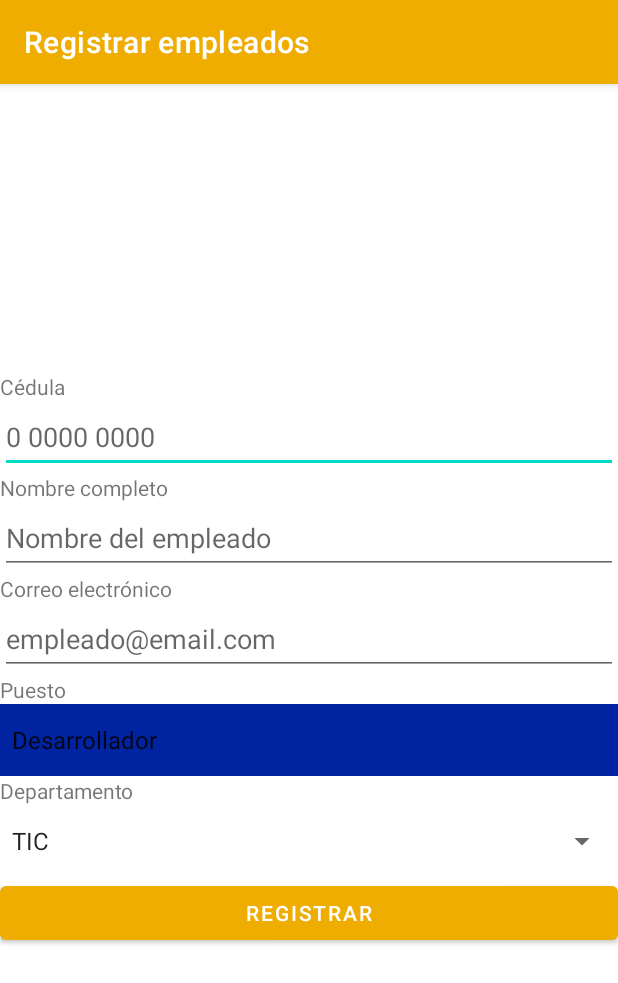
After one commit to FourTech2/go-office, an Android app: the EmployeeActivity screen opened directly, with no data from a screen before it, on a phone screen of 412 x 824 dp. The commit adds this screen. Shown: the top 983 px of the screen. Run offline under Robolectric (Android 15) with nearby library versions, the phone set to English and light mode, and no system bars.

Commit message:
Creación de vista de empleados y configuración de spinners

```diff
--- a/app/src/main/AndroidManifest.xml
+++ b/app/src/main/AndroidManifest.xml
@@ -9,6 +9,9 @@
         android:roundIcon="@mipmap/ic_launcher_round"
         android:supportsRtl="true"
         android:theme="@style/Theme.LoginFirebase">
+        <activity
+            android:name=".EmployeeActivity"
+            android:exported="true" />
         <activity
             android:name=".HomeActivity"
             android:exported="true"
--- a/app/src/main/java/com/example/loginfirebase/AuthActivity.kt
+++ b/app/src/main/java/com/example/loginfirebase/AuthActivity.kt
@@ -91,4 +91,10 @@ class AuthActivity : AppCompatActivity() {
         }
         startActivity(homeIntent)
     }
+
+    //Llama a la vista de empleados
+    fun showEmployees(view: View) {
+        val employeeIntent = Intent(this, EmployeeActivity::class.java)
+        startActivity(employeeIntent)
+    }
 }
--- /dev/null
+++ b/app/src/main/java/com/example/loginfirebase/EmployeeActivity.kt
@@ -0,0 +1,53 @@
+package com.example.loginfirebase
+
+import android.os.Bundle
+import android.view.View
+import android.widget.ArrayAdapter
+import android.widget.Spinner
+import androidx.appcompat.app.AppCompatActivity
+
+class EmployeeActivity : AppCompatActivity() {
+    private lateinit var jobSpinner: Spinner
+    private lateinit var departmentSpinner: Spinner
+
+    override fun onCreate(savedInstanceState: Bundle?) {
+        super.onCreate(savedInstanceState)
+        setContentView(R.layout.activity_employee)
+
+        //Establece los elementos de la vista
+        setUp()
+        //Carga al spinner con los elementos del string_array
+        loadSpinnersData()
+    }
+
+    private fun setUp() {
+        title = "Registrar empleados"
+        jobSpinner = findViewById(R.id.jobSpinner)
+        departmentSpinner = findViewById(R.id.departmentSpinner)
+    }
+
+    //Se obtienen los arrays de strings.xml
+    private fun selectList(data: String): Array<out String> {
+        return when (data){
+            "jobs" -> resources.getStringArray(R.array.jobs_array)
+            "departments" -> resources.getStringArray(R.array.departments_array)
+            else -> emptyArray()
+        }
+    }
+
+    //Se cargan los spinners con los arrays
+    private fun confSpinnerAdapter(kindOfList: String): ArrayAdapter<String> {
+        return ArrayAdapter(this, android.R.layout.simple_spinner_item, selectList(kindOfList))
+    }
+
+    //Carga al spinner con los elementos del string_array
+    private fun loadSpinnersData() {
+        jobSpinner.adapter = confSpinnerAdapter("jobs")
+        departmentSpinner.adapter = confSpinnerAdapter("departments")
+    }
+
+    //Guardar empleado
+    private fun saveEmployee (view: View) {
+        //Obtener item seleccionado de jobSpinner -> jobSpinner.selectedItem.toString()
+    }
+}
--- a/app/src/main/res/layout/activity_auth.xml
+++ b/app/src/main/res/layout/activity_auth.xml
@@ -73,4 +73,18 @@
             android:text="@string/login_button" />
     </LinearLayout>
 
+    <LinearLayout
+        android:layout_width="match_parent"
+        android:layout_height="match_parent"
+        android:orientation="horizontal">
+
+        <Button
+            android:id="@+id/employeeButton"
+            android:layout_width="wrap_content"
+            android:layout_height="wrap_content"
+            android:layout_weight="1"
+            android:onClick="showEmployees"
+            android:text="Empleados" />
+    </LinearLayout>
+
 </LinearLayout>
--- /dev/null
+++ b/app/src/main/res/layout/activity_employee.xml
@@ -0,0 +1,114 @@
+<?xml version="1.0" encoding="utf-8"?>
+<androidx.constraintlayout.widget.ConstraintLayout xmlns:android="http://schemas.android.com/apk/res/android"
+    xmlns:app="http://schemas.android.com/apk/res-auto"
+    xmlns:tools="http://schemas.android.com/tools"
+    android:layout_width="match_parent"
+    android:layout_height="match_parent"
+    tools:context=".EmployeeActivity">
+
+    <LinearLayout
+        android:layout_width="match_parent"
+        android:layout_height="wrap_content"
+        android:orientation="vertical"
+        app:layout_constraintBottom_toBottomOf="parent"
+        app:layout_constraintEnd_toEndOf="parent"
+        app:layout_constraintStart_toStartOf="parent"
+        app:layout_constraintTop_toTopOf="parent">
+
+        <TextView
+            android:id="@+id/textView"
+            android:layout_width="match_parent"
+            android:layout_height="wrap_content"
+            android:text="Cédula" />
+
+        <EditText
+            android:id="@+id/editTextTextPersonName2"
+            android:layout_width="match_parent"
+            android:layout_height="48dp"
+            android:ems="10"
+            android:hint="0 0000 0000"
+            android:inputType="textPersonName" />
+
+        <Space
+            android:layout_width="match_parent"
+            android:layout_height="wrap_content" />
+
+        <TextView
+            android:id="@+id/textView2"
+            android:layout_width="match_parent"
+            android:layout_height="wrap_content"
+            android:text="Nombre completo" />
+
+        <EditText
+            android:id="@+id/editTextTextPersonName3"
+            android:layout_width="match_parent"
+            android:layout_height="48dp"
+            android:ems="10"
+            android:hint="Nombre del empleado"
+            android:inputType="textPersonName" />
+
+        <Space
+            android:layout_width="match_parent"
+            android:layout_height="wrap_content" />
+
+        <TextView
+            android:id="@+id/textView3"
+            android:layout_width="match_parent"
+            android:layout_height="wrap_content"
+            android:text="Correo electrónico" />
+
+        <EditText
+            android:id="@+id/editTextTextPersonName4"
+            android:layout_width="match_parent"
+            android:layout_height="48dp"
+            android:ems="10"
+            android:hint="empleado@email.com"
+            android:inputType="textPersonName" />
+
+        <Space
+            android:layout_width="match_parent"
+            android:layout_height="wrap_content" />
+
+        <TextView
+            android:id="@+id/textView4"
+            android:layout_width="match_parent"
+            android:layout_height="wrap_content"
+            android:text="Puesto" />
+
+        <Spinner
+            android:id="@+id/jobSpinner"
+            android:layout_width="match_parent"
+            android:layout_height="wrap_content"
+            android:background="@color/blue"
+            android:minHeight="48dp"
+            android:popupBackground="@color/blue"
+            tools:ignore="SpeakableTextPresentCheck" />
+
+        <Space
+            android:layout_width="match_parent"
+            android:layout_height="wrap_content" />
+
+        <TextView
+            android:id="@+id/textView5"
+            android:layout_width="match_parent"
+            android:layout_height="wrap_content"
+            android:text="Departamento" />
+
+        <Spinner
+            android:id="@+id/departmentSpinner"
+            android:layout_width="match_parent"
+            android:layout_height="wrap_content"
+            android:minHeight="48dp"
+            tools:ignore="SpeakableTextPresentCheck" />
+
+        <Space
+            android:layout_width="match_parent"
+            android:layout_height="wrap_content" />
+
+        <Button
+            android:id="@+id/button"
+            android:layout_width="match_parent"
+            android:layout_height="wrap_content"
+            android:text="Registrar" />
+    </LinearLayout>
+</androidx.constraintlayout.widget.ConstraintLayout>
--- a/app/src/main/res/values/colors.xml
+++ b/app/src/main/res/values/colors.xml
@@ -2,6 +2,7 @@
 <resources>
     <color name="yellow">#EEAD00</color>
     <color name="red">#8B1529</color>
+    <color name="blue">#0024A1</color>
     <color name="purple_500">#FF6200EE</color>
     <color name="purple_700">#FF3700B3</color>
     <color name="teal_200">#FF03DAC5</color>
--- a/app/src/main/res/values/strings.xml
+++ b/app/src/main/res/values/strings.xml
@@ -17,4 +17,20 @@
     <string name="exit_hour_text">Hora de salida</string>
     <string name="reserve_text">Reservar</string>
     <string name="reserve_description">Ingresa la fecha, hora de entrada y salida para reservar un espacio</string>
+    <string-array name="jobs_array">
+        <item>Desarrollador</item>
+        <item>Analista</item>
+        <item>Diseñador</item>
+        <item>Soporte</item>
+        <item>Calidad</item>
+        <item>Documentación</item>
+    </string-array>
+    <string-array name="departments_array">
+        <item>TIC</item>
+        <item>Sistemas</item>
+        <item>Centro de atención</item>
+        <item>Negocio</item>
+        <item>Control</item>
+        <item>Comunicaciones</item>
+    </string-array>
 </resources>
```
